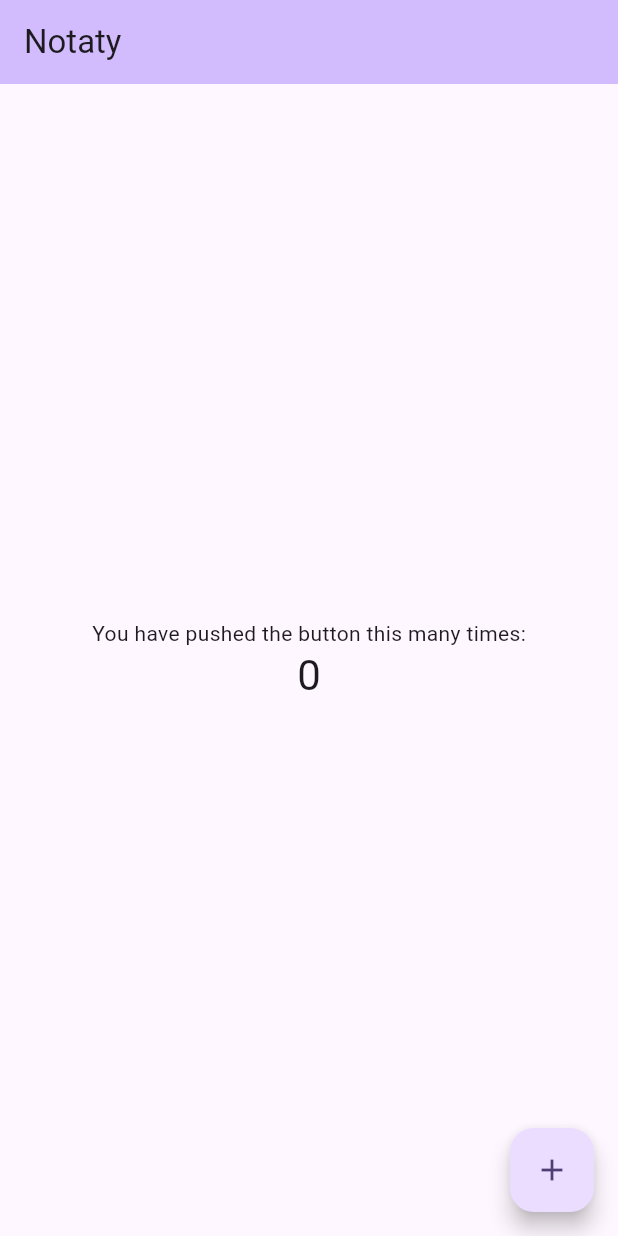
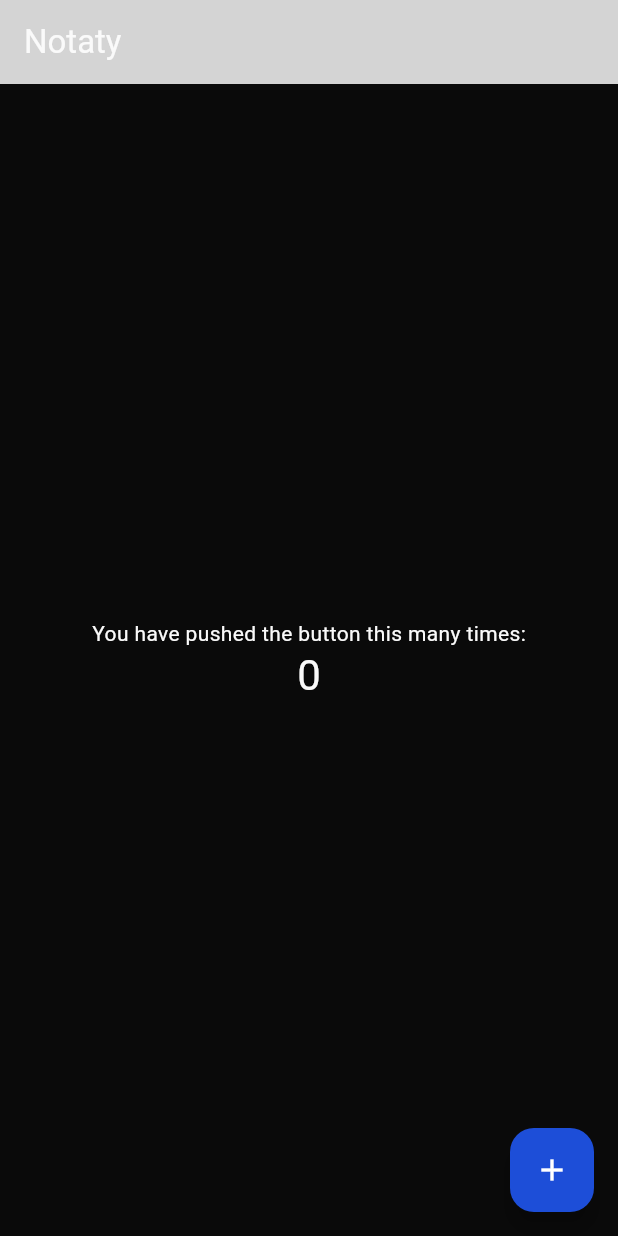
Before and after one commit to colonal/Notaty, a Flutter app: the screen it shows after launch, on a phone screen of 412 x 824 dp. Run offline on Flutter 3.47's test engine with Material 3 defaults, Android fonts, the phone set to English and light mode, and no system bars; our stand-ins replace dio, easy_localization, freezed_annotation, get_it, injectable, pretty_dio_logger.

Commit message:
feat(theming): Add AppTheme class and integrate dark theme in main application

```diff
--- /dev/null
+++ b/app/lib/core/theming/app_theme.dart
@@ -0,0 +1,7 @@
+import 'package:flutter/material.dart';
+
+import 'dark_theme.dart';
+
+class AppTheme {
+  static ThemeData dark = darkTheme();
+}
--- /dev/null
+++ b/app/lib/core/theming/dark_theme.dart
@@ -0,0 +1,74 @@
+import 'package:flutter/material.dart';
+
+ThemeData darkTheme() {
+  // --- Core palette ---------------------------------------------------------
+  const primary = Color(0xFF1D4ED8);
+  const onPrimary = Colors.white;
+  const background = Color(0xFF0A0A0A);
+  const onBackground = Color(0xFFFAFAFA);
+  const surface = Color(0xFF0A0A0A);
+  const onSurface = Color(0xFFFAFAFA);
+  const secondary = Color(0xFF262626);
+  const onSecondary = Color(0xFFFAFAFA);
+  const error = Color(0xFF7F1D1D);
+  const surfaceContainerHighest = Color(0xFF171717);
+  final onError = onBackground;
+
+  const outline = Color(0xFF262626);
+  const ring = Color(0xFFD4D4D4);
+
+  const chart2 = Color(0xFF2EB88A);
+
+  // --- ColorScheme ----------------------------------------------------------
+  const brightness = Brightness.dark;
+  final scheme = ColorScheme(
+    brightness: brightness,
+    primary: primary,
+    onPrimary: onPrimary,
+    secondary: secondary,
+    onSecondary: onSecondary,
+    tertiary: chart2,
+    onTertiary: onBackground,
+    error: error,
+    onError: onError,
+    surface: surface,
+    onSurface: onSurface,
+    outline: outline,
+    surfaceContainerHighest: surfaceContainerHighest,
+    onSurfaceVariant: onBackground,
+    inverseSurface: onBackground,
+    onInverseSurface: background,
+    inversePrimary: ring,
+    shadow: Colors.black,
+    surfaceTint: primary,
+  );
+
+  // --- ThemeData tweaks -----------------------------------------------------
+  return ThemeData(
+    useMaterial3: true,
+    colorScheme: scheme,
+    scaffoldBackgroundColor: scheme.surface,
+    appBarTheme: AppBarTheme(
+      backgroundColor: scheme.surface,
+      foregroundColor: scheme.onSurface,
+      elevation: 0,
+    ),
+    elevatedButtonTheme: ElevatedButtonThemeData(
+      style: ElevatedButton.styleFrom(
+        backgroundColor: scheme.primary,
+        foregroundColor: scheme.onPrimary,
+        shape: const RoundedRectangleBorder(
+          borderRadius: BorderRadius.all(Radius.circular(8)),
+        ),
+      ),
+    ),
+    inputDecorationTheme: InputDecorationTheme(
+      filled: true,
+      fillColor: secondary,
+      border: OutlineInputBorder(
+        borderRadius: const BorderRadius.all(Radius.circular(8)),
+        borderSide: BorderSide(color: outline),
+      ),
+    ),
+  );
+}
--- a/app/lib/main.dart
+++ b/app/lib/main.dart
@@ -1,6 +1,7 @@
 import 'package:Notaty/core/di/di_setup.dart';
 import 'package:Notaty/core/enum/localization.dart';
 import 'package:Notaty/core/route/app_route.dart';
+import 'package:Notaty/core/theming/app_theme.dart';
 import 'package:easy_localization/easy_localization.dart';
 import 'package:flutter/material.dart';
 
@@ -32,9 +33,8 @@ class MyApp extends StatelessWidget {
   Widget build(BuildContext context) {
     return MaterialApp(
       title: 'app_name'.tr(),
-      theme: ThemeData(
-        colorScheme: ColorScheme.fromSeed(seedColor: Colors.deepPurple),
-      ),
+      themeMode: ThemeMode.dark,
+      theme: AppTheme.dark,
       localizationsDelegates: context.localizationDelegates,
       supportedLocales: context.supportedLocales,
       locale: context.locale,
```
